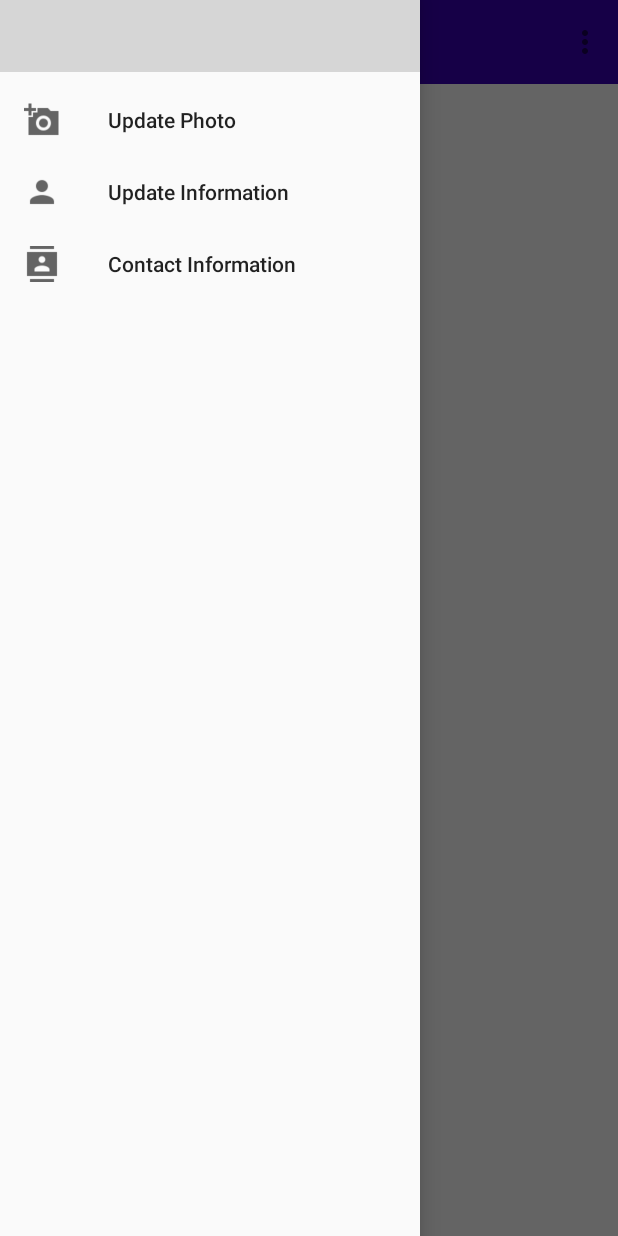
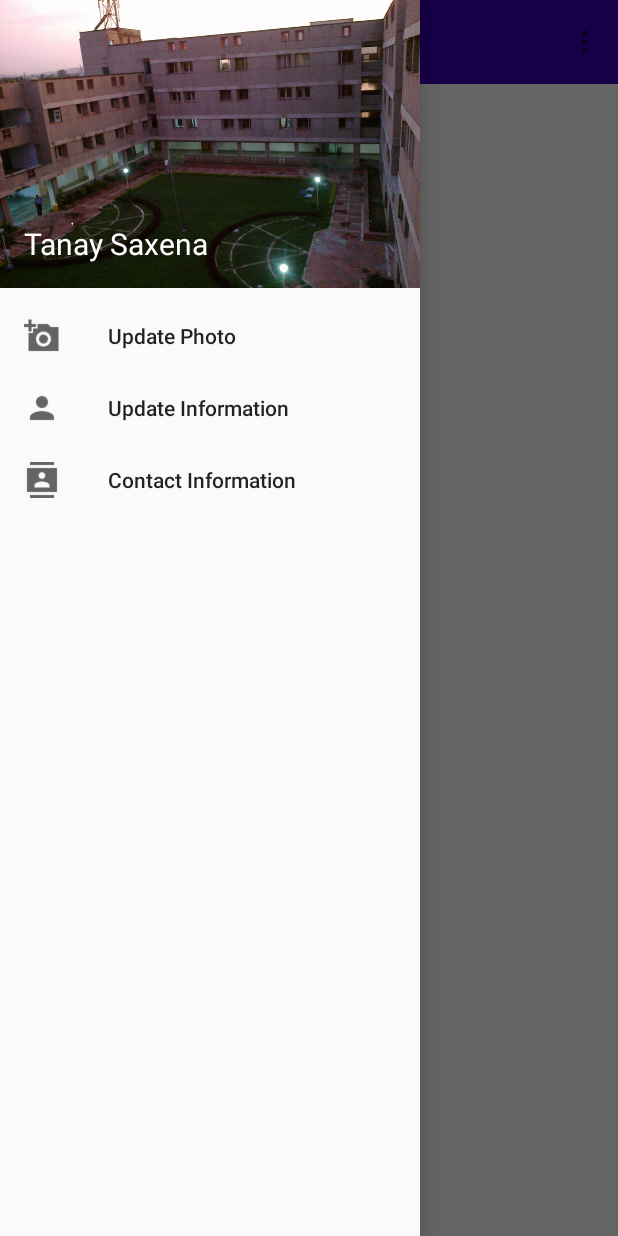
Before and after one commit to thundercipher/Application-Authorizer, an Android app: the StudentUserActivity screen opened directly, with no data from a screen before it, with the side drawer open, on a phone screen of 412 x 824 dp. Run offline under Robolectric (Android 15) with nearby library versions, the phone set to English and light mode, and no system bars; grey boxes are pictures that could not be loaded.

```diff
--- /dev/null
+++ b/app/src/main/res/layout/header_layout.xml
@@ -0,0 +1,23 @@
+<?xml version="1.0" encoding="utf-8"?>
+<LinearLayout
+    xmlns:android="http://schemas.android.com/apk/res/android"
+    xmlns:tools="http://schemas.android.com/tools"
+    android:orientation="vertical"
+    android:layout_width="match_parent"
+    android:layout_height="192dp"
+    android:background="@drawable/hostel"
+    android:padding="16dp"
+    android:theme="@style/ThemeOverlay.AppCompat.Dark"
+    android:gravity="bottom">
+
+    <TextView
+        android:layout_width="match_parent"
+        android:layout_height="match_parent"
+        android:text="Tanay Saxena"
+        android:textSize="20sp"
+        android:gravity="bottom|left"
+        android:textAppearance="@style/TextAppearance.AppCompat.Body1">
+
+    </TextView>
+
+</LinearLayout>
```
Also changed, not shown: app/src/main/java/com/tanay/thundercipher/leaveapplications/StudentUserActivity.java (+36 -0 lines).
